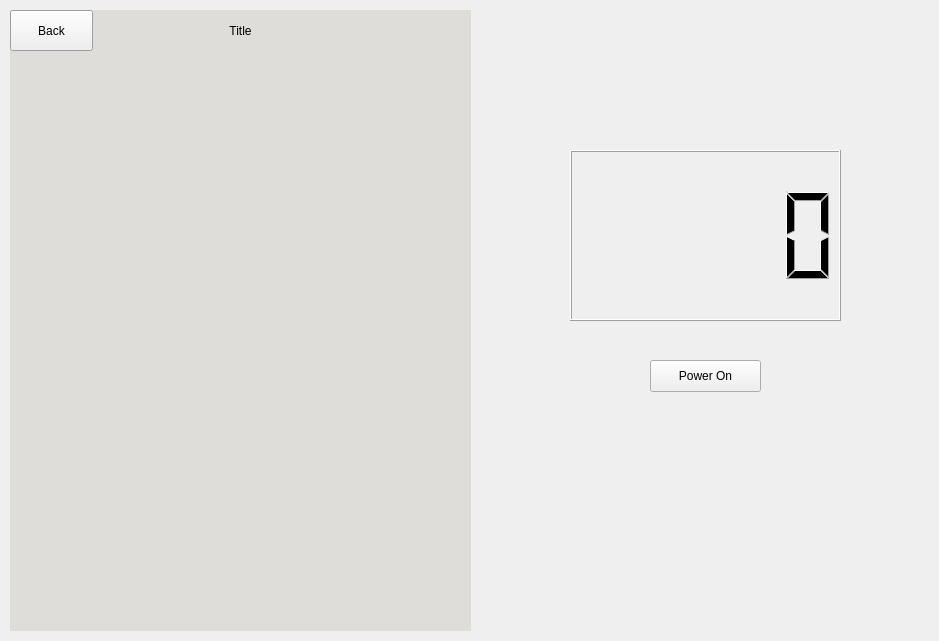
Harry-Dinh/COMP-3004-F24-Final, file Team32-3004-Project/mainwindow.ui: the form before one commit.
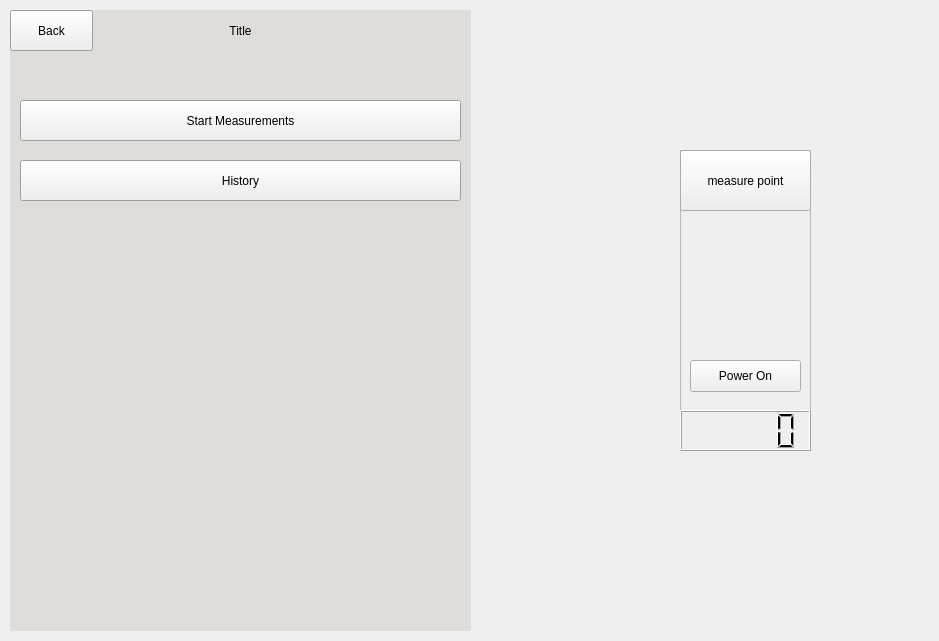
The form after the commit.

Commit message: Add menus for measurement and history + buttons for measurement and history + menus for measurement and history + refactor menu changes into changePage()

What changed in the file:
```diff
--- a/Team32-3004-Project/mainwindow.ui
+++ b/Team32-3004-Project/mainwindow.ui
@@ -14,29 +14,6 @@
    <string>MainWindow</string>
   </property>
   <widget class="QWidget" name="centralwidget">
-   <widget class="QLCDNumber" name="batteryIndicator">
-    <property name="geometry">
-     <rect>
-      <x>570</x>
-      <y>150</y>
-      <width>271</width>
-      <height>171</height>
-     </rect>
-    </property>
-   </widget>
-   <widget class="QPushButton" name="powerButton">
-    <property name="geometry">
-     <rect>
-      <x>650</x>
-      <y>360</y>
-      <width>111</width>
-      <height>32</height>
-     </rect>
-    </property>
-    <property name="text">
-     <string>Power On</string>
-    </property>
-   </widget>
    <widget class="QStackedWidget" name="MenuWidget">
     <property name="geometry">
      <rect>
@@ -402,7 +379,50 @@
       </property>
      </widget>
     </widget>
-    <widget class="QWidget" name="mainMenu"/>
+    <widget class="QWidget" name="mainMenu">
+     <widget class="QPushButton" name="startMeasureButton">
+      <property name="geometry">
+       <rect>
+        <x>10</x>
+        <y>50</y>
+        <width>441</width>
+        <height>41</height>
+       </rect>
+      </property>
+      <property name="text">
+       <string>Start Measurements</string>
+      </property>
+     </widget>
+     <widget class="QPushButton" name="historyButton">
+      <property name="geometry">
+       <rect>
+        <x>10</x>
+        <y>110</y>
+        <width>441</width>
+        <height>41</height>
+       </rect>
+      </property>
+      <property name="text">
+       <string>History</string>
+      </property>
+     </widget>
+    </widget>
+    <widget class="QWidget" name="page">
+     <widget class="QLabel" name="label_2">
+      <property name="geometry">
+       <rect>
+        <x>40</x>
+        <y>310</y>
+        <width>91</width>
+        <height>17</height>
+       </rect>
+      </property>
+      <property name="text">
+       <string>measurement</string>
+      </property>
+     </widget>
+    </widget>
+    <widget class="QWidget" name="page_2"/>
    </widget>
    <widget class="QWidget" name="Header" native="true">
     <property name="geometry">
@@ -574,6 +594,58 @@
      </property>
     </widget>
    </widget>
+   <widget class="QFrame" name="frame">
+    <property name="geometry">
+     <rect>
+      <x>680</x>
+      <y>150</y>
+      <width>131</width>
+      <height>301</height>
+     </rect>
+    </property>
+    <property name="frameShape">
+     <enum>QFrame::StyledPanel</enum>
+    </property>
+    <property name="frameShadow">
+     <enum>QFrame::Raised</enum>
+    </property>
+    <widget class="QPushButton" name="powerButton">
+     <property name="geometry">
+      <rect>
+       <x>10</x>
+       <y>210</y>
+       <width>111</width>
+       <height>32</height>
+      </rect>
+     </property>
+     <property name="text">
+      <string>Power On</string>
+     </property>
+    </widget>
+    <widget class="QLCDNumber" name="batteryIndicator">
+     <property name="geometry">
+      <rect>
+       <x>0</x>
+       <y>260</y>
+       <width>131</width>
+       <height>41</height>
+      </rect>
+     </property>
+    </widget>
+    <widget class="QPushButton" name="pushButton_3">
+     <property name="geometry">
+      <rect>
+       <x>0</x>
+       <y>0</y>
+       <width>131</width>
+       <height>61</height>
+      </rect>
+     </property>
+     <property name="text">
+      <string>measure point</string>
+     </property>
+    </widget>
+   </widget>
   </widget>
  </widget>
  <resources/>
```
The commit also changes 2 other files.
